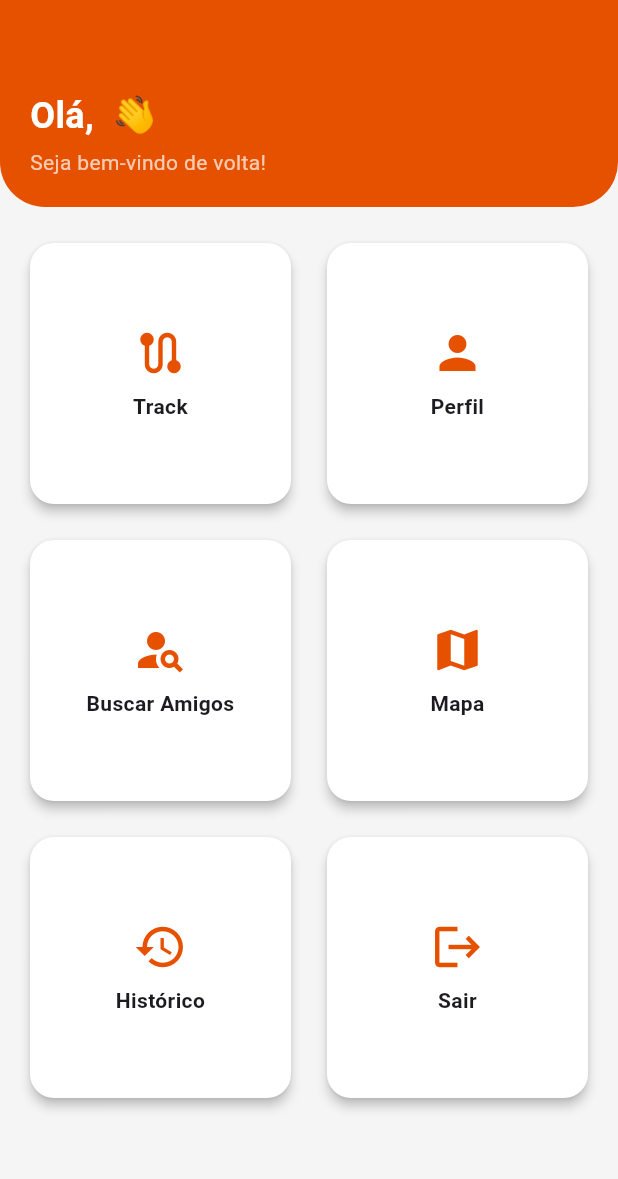
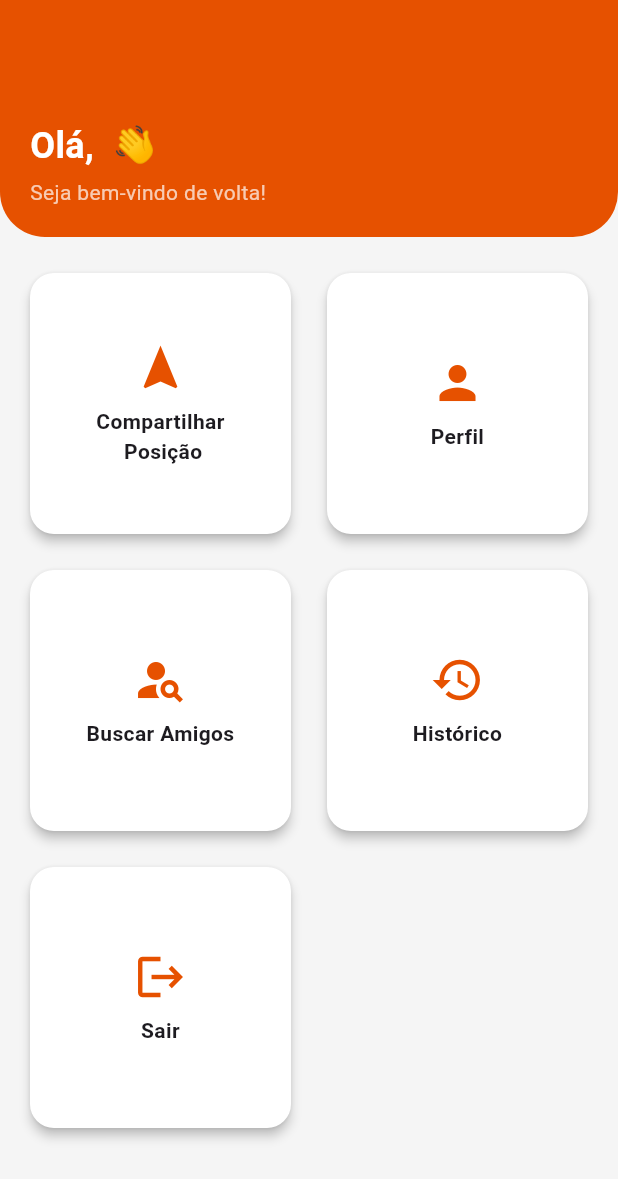
Before and after one commit to JotaDouglas/track_tcc, a Flutter app: the HomeView screen opened by its route, on a phone screen of 412 x 824 dp. Shown: the top 1179 px of the screen. Run offline on Flutter 3.47's test engine with Material 3 defaults, Android fonts, the phone set to English and light mode, and no system bars; our stand-ins replace animate_do, flutter_map, flutter_svg, geocoding, geolocator, go_router and 7 more; accounts and stored records are empty; generated files the repository leaves out were written again.

Commit message:
refactor: Exclusão de opção mapa

```diff
--- a/lib/views/home/home.view.dart
+++ b/lib/views/home/home.view.dart
@@ -65,7 +65,7 @@ class _HomeViewState extends State<HomeView> {
       body: Column(
         children: [
           Container(
-            padding: const EdgeInsets.only(top: 60, left: 20, right: 20, bottom: 20),
+            padding: const EdgeInsets.only(top: 80, left: 20, right: 20, bottom: 20),
             decoration: BoxDecoration(
               color: Colors.orange[900],
               borderRadius: const BorderRadius.only(
@@ -102,8 +102,8 @@ class _HomeViewState extends State<HomeView> {
               mainAxisSpacing: 16,
               children: [
                 buildCard(
-                  icon: Icons.route,
-                  label: "Track",
+                  icon: Icons.navigation,
+                  label: "Compartilhar \n Posição",
                   onTap: () => GoRouter.of(context).push('/track'),
                 ),
                 buildCard(
@@ -116,11 +116,11 @@ class _HomeViewState extends State<HomeView> {
                   label: "Buscar Amigos",
                   onTap: () => GoRouter.of(context).push('/user-search'),
                 ),
-                buildCard(
-                  icon: Icons.map,
-                  label: "Mapa",
-                  onTap: () => GoRouter.of(context).push('/historic'),
-                ),
+                // buildCard(
+                //   icon: Icons.map,
+                //   label: "Mapa",
+                //   onTap: () => GoRouter.of(context).push('/historic'),
+                // ),
                 buildCard(
                   icon: Icons.history,
                   label: "Histórico",
```
